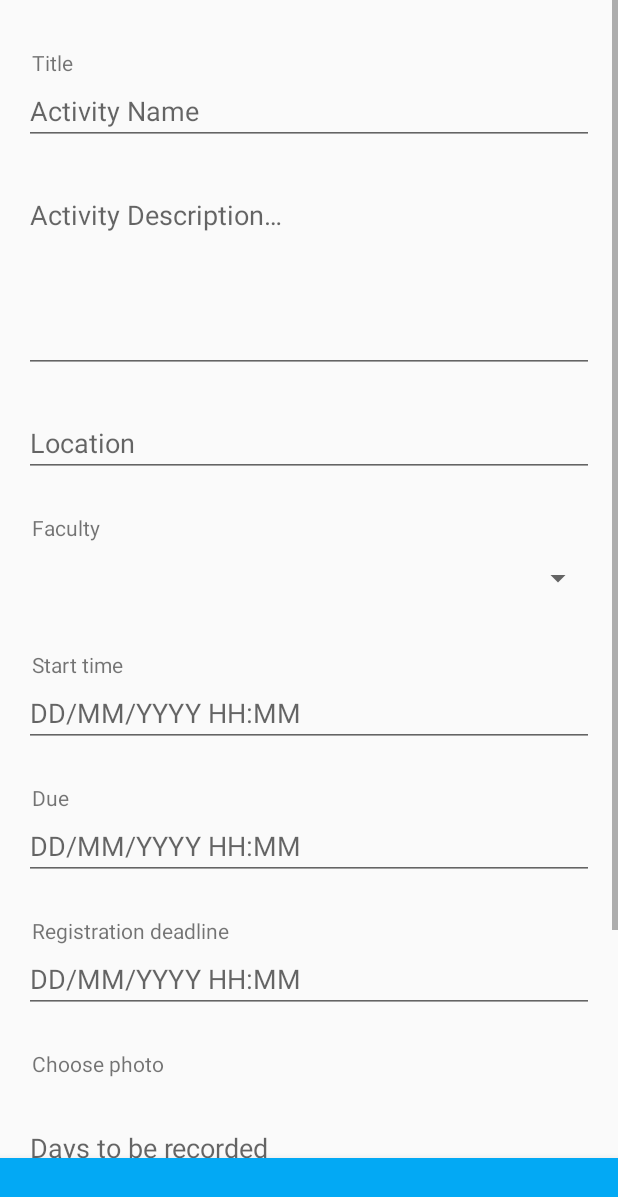
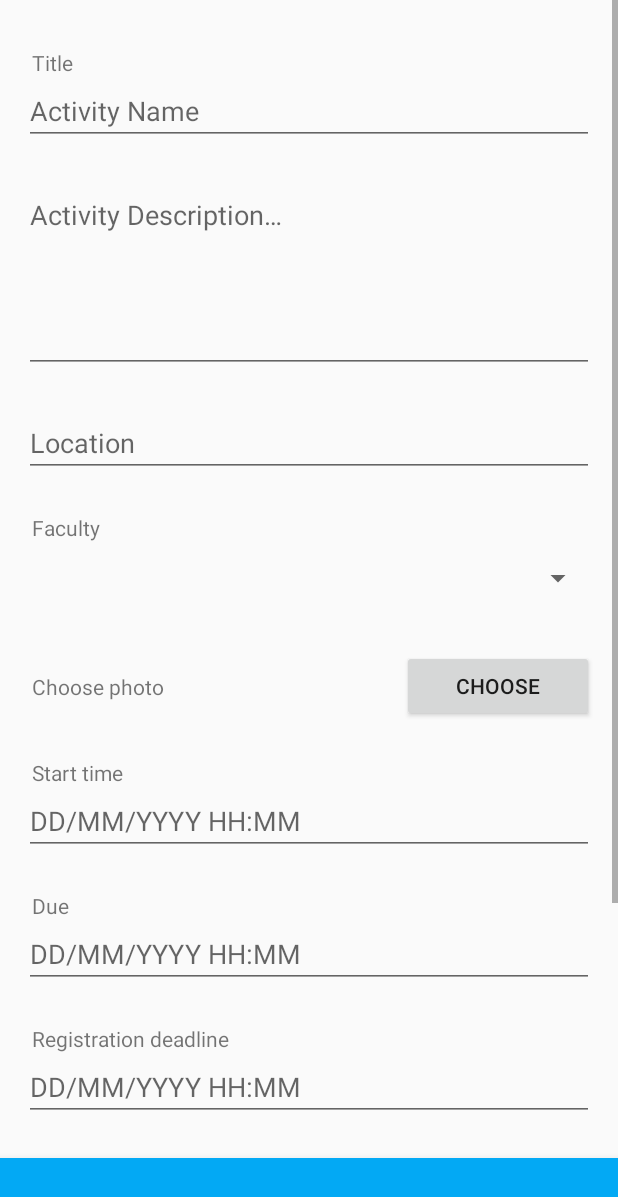
Before and after one commit to h3llious/CTXH-BKU, an Android app: the fragment AddFragment placed in its activity, on a phone screen of 412 x 824 dp. Shown: the top 1197 px of the screen. Run offline under Robolectric (Android 15) with nearby library versions, the phone set to English and light mode, and no system bars; our stand-ins replace Firebase (no records; nobody signed in at launch, a user with empty details on screens opened directly).

Commit message:
Add select image

```diff
--- a/CTXH BKU/app/src/main/java/com/luong/mainctxhactivity/AddFragment.java
+++ b/CTXH BKU/app/src/main/java/com/luong/mainctxhactivity/AddFragment.java
@@ -1,5 +1,8 @@
 package com.luong.mainctxhactivity;
 
+import android.app.Activity;
+import android.content.Intent;
+import android.net.Uri;
 import android.os.Bundle;
 import android.support.annotation.NonNull;
 import android.support.v4.app.Fragment;
@@ -14,6 +17,7 @@ import android.widget.EditText;
 import android.widget.Spinner;
 import android.widget.Toast;
 
+import com.google.android.gms.tasks.Continuation;
 import com.google.android.gms.tasks.OnCompleteListener;
 import com.google.android.gms.tasks.OnFailureListener;
 import com.google.android.gms.tasks.OnSuccessListener;
@@ -23,15 +27,24 @@ import com.google.firebase.firestore.DocumentReference;
 import com.google.firebase.firestore.FirebaseFirestore;
 import com.google.firebase.firestore.QueryDocumentSnapshot;
 import com.google.firebase.firestore.QuerySnapshot;
+import com.google.firebase.storage.FirebaseStorage;
+import com.google.firebase.storage.OnProgressListener;
+import com.google.firebase.storage.StorageReference;
+import com.google.firebase.storage.UploadTask;
 
 import java.text.ParseException;
 import java.text.SimpleDateFormat;
 import java.util.ArrayList;
 import java.util.HashMap;
+import java.util.Objects;
 
 import static android.support.constraint.Constraints.TAG;
 
 public class AddFragment extends Fragment {
+
+    final static int REQUEST_CODE_CHOOSE_IMAGE = 1;
+    private static final String DEFAULT_IMAGE_URL =
+            "https://firebasestorage.googleapis.com/v0/b/ctxh-manager.appspot.com/o/default.jpg?alt=media&token=9b4905e3-1595-4549-991d-0a66759221a9";
 
     View view;
     EditText inputName;
@@ -42,19 +55,22 @@ public class AddFragment extends Fragment {
     EditText inputDeadline;
     EditText inputDays;
     EditText inputMaxReg;
+    Button buttonChoose;
     Button buttonPost;
     Spinner spinnerFaculty;
 
-    HashMap<String, String> mapFaculty;
     Timestamp start;
     Timestamp due;
     Timestamp deadline;
     String name;
     String description;
     String location;
+    String faculty;
+    String imgFireURI;
+    Uri imgLocalURI;
+    HashMap<String, String> mapFaculty;
     double days;
     int maxReg;
-    String faculty;
 
     @Override
     public View onCreateView(@NonNull LayoutInflater inflater, ViewGroup container, Bundle savedInstanceState) {
@@ -68,6 +84,7 @@ public class AddFragment extends Fragment {
         inputDeadline = view.findViewById(R.id.deadline);
         inputDays = view.findViewById(R.id.days);
         inputMaxReg = view.findViewById(R.id.maxReg);
+        buttonChoose = view.findViewById(R.id.buttonChoose);
         buttonPost = view.findViewById(R.id.buttonPost);
         spinnerFaculty = view.findViewById(R.id.spinnerFaculty);
 
@@ -176,6 +193,16 @@ public class AddFragment extends Fragment {
             }
         });
 
+        buttonChoose.setOnClickListener(new View.OnClickListener() {
+            @Override
+            public void onClick(View v) {
+                Intent intent = new Intent();
+                intent.setType("image/*");
+                intent.setAction(Intent.ACTION_PICK);
+                startActivityForResult(intent, AddFragment.REQUEST_CODE_CHOOSE_IMAGE);
+            }
+        });
+
         buttonPost.setOnClickListener(new View.OnClickListener() {
             @Override
             public void onClick(View v) {
@@ -197,8 +224,8 @@ public class AddFragment extends Fragment {
                     public void onComplete(@NonNull Task<QuerySnapshot> task) {
                         if (task.isSuccessful()) {
                             mapFaculty = new HashMap<>();
-                            for (QueryDocumentSnapshot item : task.getResult()) {
-                                mapFaculty.put(item.getId(), item.getString("name"));
+                            for (QueryDocumentSnapshot item : Objects.requireNonNull(task.getResult())) {
+                                mapFaculty.put(item.getString("name"), item.getId());
                             }
                             setUpSpinnerFaculty();
                         }
@@ -208,9 +235,16 @@ public class AddFragment extends Fragment {
         return view;
     }
 
+    @Override
+    public void onActivityResult(int requestCode, int resultCode, final Intent data) {
+        if (requestCode == AddFragment.REQUEST_CODE_CHOOSE_IMAGE && resultCode == Activity.RESULT_OK) {
+            imgLocalURI = data.getData();
+        }
+    }
+
     private void setUpSpinnerFaculty() {
-        ArrayList<String> listFaculty = new ArrayList<>(mapFaculty.values());
-        ArrayAdapter<String> adapter = new ArrayAdapter<String>(
+        ArrayList<String> listFaculty = new ArrayList<>(mapFaculty.keySet());
+        ArrayAdapter<String> adapter = new ArrayAdapter<>(
                 view.getContext(), android.R.layout.simple_spinner_item, listFaculty);
         adapter.setDropDownViewResource(android.R.layout.simple_spinner_dropdown_item);
         spinnerFaculty.setAdapter(adapter);
@@ -218,24 +252,70 @@ public class AddFragment extends Fragment {
             @Override
             public void onItemSelected(AdapterView<?> parent, View view, int position, long id) {
                 faculty = mapFaculty.get(spinnerFaculty.getSelectedItem().toString());
-                Toast.makeText(view.getContext(), spinnerFaculty.getSelectedItem().toString(), Toast.LENGTH_SHORT).show();
             }
 
             @Override
             public void onNothingSelected(AdapterView<?> parent) {
+                faculty = mapFaculty.get(spinnerFaculty.getItemAtPosition(0).toString());
             }
         });
     }
 
+    private boolean uploadImage() {
+        final boolean[] success = {false};
+        if (imgLocalURI != null) {
+
+            final StorageReference storageReference = FirebaseStorage.getInstance().getReference();
+            UploadTask uploadTask = storageReference.putFile(imgLocalURI);
+
+            uploadTask.continueWithTask(new Continuation<UploadTask.TaskSnapshot, Task<Uri>>() {
+                @Override
+                public Task<Uri> then(@NonNull Task<UploadTask.TaskSnapshot> task) throws Exception {
+                    if (!task.isSuccessful()) {
+                        throw Objects.requireNonNull(task.getException());
+                    }
+                    return storageReference.getDownloadUrl();
+                }
+            }).addOnCompleteListener(new OnCompleteListener<Uri>() {
+                @Override
+                public void onComplete(@NonNull Task<Uri> task) {
+                    if (task.isSuccessful()) {
+                        imgFireURI = Objects.requireNonNull(task.getResult()).toString();
+                    }
+                }
+            });
+
+            uploadTask.addOnProgressListener(new OnProgressListener<UploadTask.TaskSnapshot>() {
+                @Override
+                public void onProgress(UploadTask.TaskSnapshot taskSnapshot) {
+                    Toast.makeText(view.getContext(), "Uploading image...", Toast.LENGTH_SHORT).show();
+                }
+            }).addOnSuccessListener(new OnSuccessListener<UploadTask.TaskSnapshot>() {
+                @Override
+                public void onSuccess(UploadTask.TaskSnapshot taskSnapshot) {
+                    success[0] = true;
+                }
+            }).addOnFailureListener(new OnFailureListener() {
+                @Override
+                public void onFailure(@NonNull Exception e) {
+                    Toast.makeText(view.getContext(), e.getMessage(), Toast.LENGTH_SHORT).show();
+                }
+            });
+
+        }
+        return success[0];
+    }
+
     private void parse() {
-
-        String imgURL = "https://firebasestorage.googleapis.com/v0/b/ctxh-manager.appspot.com/o/com_2k.jpg?alt=media&token=4493f4e9-5d1a-44ae-8f7e-27adc3854363";
+        if (!uploadImage()) {
+            imgFireURI = AddFragment.DEFAULT_IMAGE_URL;
+        }
 
         HashMap<String, Object> item = new HashMap<>();
         item.put("deadline_register", deadline);
         item.put("description", description);
         item.put("id_faculty", faculty);
-        item.put("image", imgURL);
+        item.put("image", imgFireURI);
         item.put("location", location);
         item.put("maximum_ctxh_day", days);
         item.put("maximum_register", maxReg);
--- a/CTXH BKU/app/src/main/res/layout/fragment_add_ctxh.xml
+++ b/CTXH BKU/app/src/main/res/layout/fragment_add_ctxh.xml
@@ -1,5 +1,6 @@
 <?xml version="1.0" encoding="utf-8"?>
 <android.support.constraint.ConstraintLayout xmlns:android="http://schemas.android.com/apk/res/android"
+    xmlns:app="http://schemas.android.com/apk/res-auto"
     xmlns:tools="http://schemas.android.com/tools"
     android:layout_width="match_parent"
     android:layout_height="match_parent"
@@ -86,6 +87,39 @@
                 android:layout_width="match_parent"
                 android:layout_height="24dp" />
 
+            <android.support.constraint.ConstraintLayout
+                android:layout_width="match_parent"
+                android:layout_height="wrap_content">
+
+                <TextView
+                    android:id="@+id/textView"
+                    android:layout_width="wrap_content"
+                    android:layout_height="wrap_content"
+                    android:layout_marginStart="5dp"
+                    android:layout_marginTop="5dp"
+                    android:layout_marginBottom="5dp"
+                    android:ems="10"
+                    android:gravity="start"
+                    android:text="@string/choose_photo"
+                    app:layout_constraintBottom_toBottomOf="parent"
+                    app:layout_constraintStart_toStartOf="parent"
+                    app:layout_constraintTop_toTopOf="parent" />
+
+                <Button
+                    android:id="@+id/buttonChoose"
+                    android:layout_width="128dp"
+                    android:layout_height="wrap_content"
+                    android:text="@string/choose"
+                    app:layout_constraintBottom_toBottomOf="parent"
+                    app:layout_constraintEnd_toEndOf="parent"
+                    app:layout_constraintTop_toTopOf="parent" />
+            </android.support.constraint.ConstraintLayout>
+
+
+            <Space
+                android:layout_width="match_parent"
+                android:layout_height="24dp" />
+
             <TextView
                 android:layout_width="match_parent"
                 android:layout_height="wrap_content"
@@ -148,19 +182,6 @@
                 android:layout_width="match_parent"
                 android:layout_height="24dp" />
 
-            <TextView
-                android:layout_width="wrap_content"
-                android:layout_height="wrap_content"
-                android:layout_marginStart="5dp"
-                android:ems="10"
-                android:gravity="start"
-                android:text="@string/choose_photo" />
-
-
-            <Space
-                android:layout_width="match_parent"
-                android:layout_height="24dp" />
-
             <EditText
                 android:id="@+id/days"
                 android:layout_width="match_parent"
--- a/CTXH BKU/app/src/main/res/values/strings.xml
+++ b/CTXH BKU/app/src/main/res/values/strings.xml
@@ -28,4 +28,5 @@
     <string name="max_reg">Maximum registration allowed</string>
     <string name="faculty">Faculty</string>
     <string name="choose_photo">Choose photo</string>
+    <string name="choose">Choose</string>
 </resources>
```
